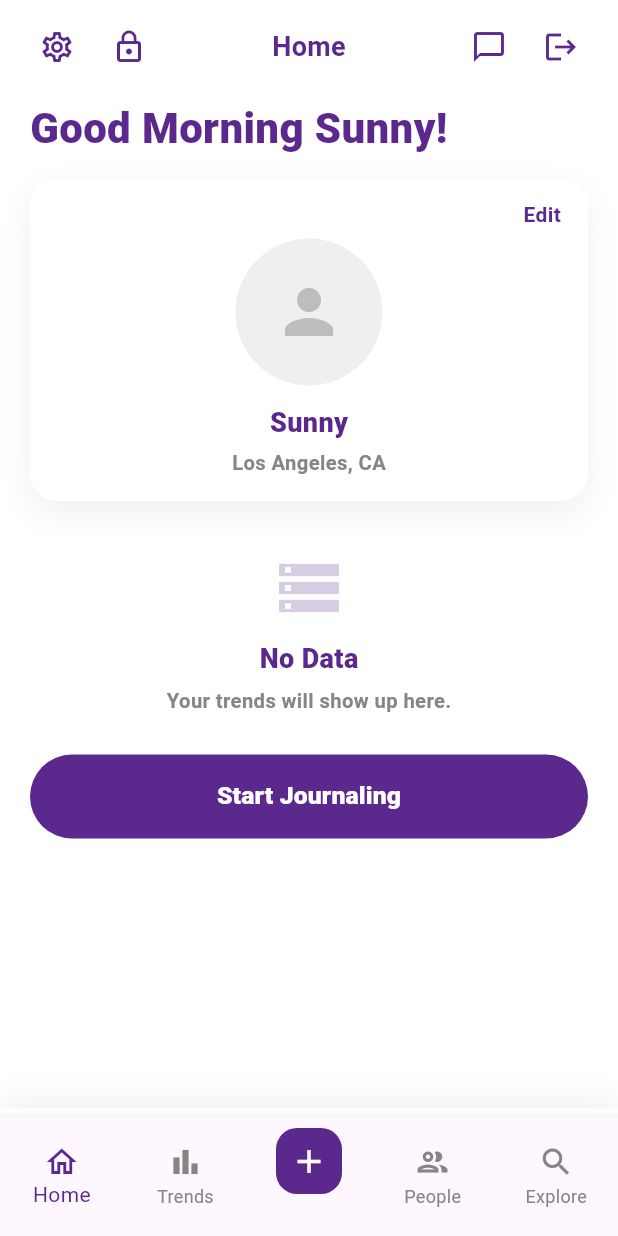
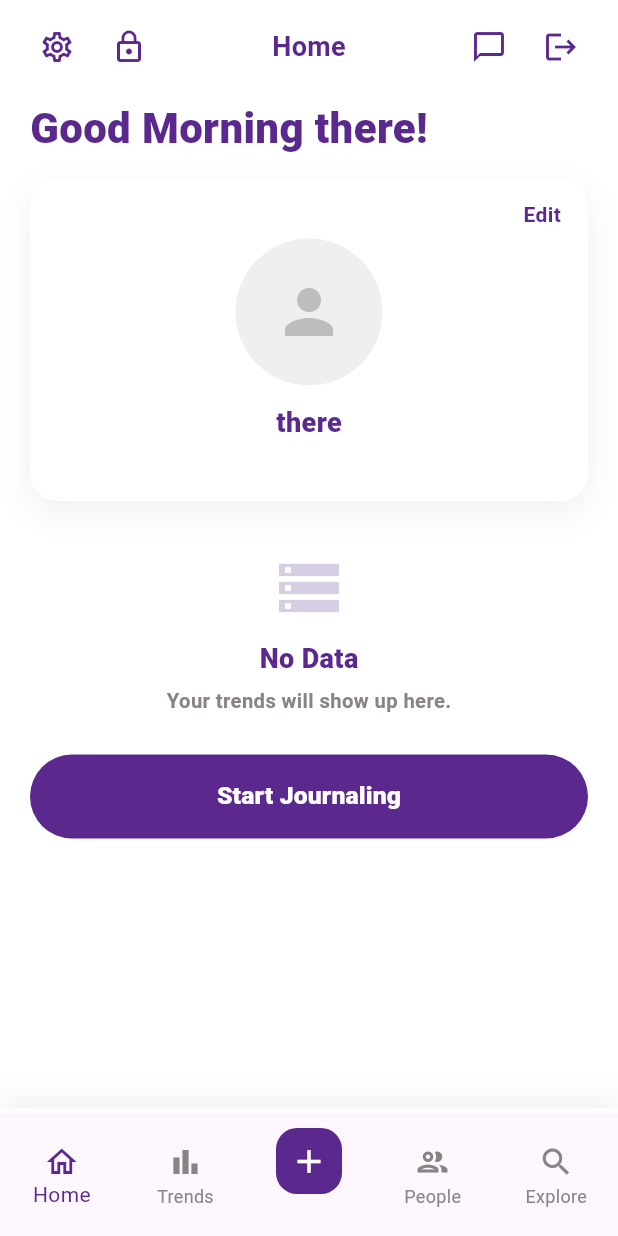
Before and after one commit to muud-ring/MuudHealth, a Flutter app: the AppShell screen opened by its route, on a phone screen of 412 x 824 dp. Run offline on Flutter 3.47's test engine with Material 3 defaults, Android fonts, the phone set to English and light mode, and no system bars; our stand-ins replace app_links, flutter_secure_storage, image_picker, jwt_decoder, socket_io_client; missing offline and left inert: flutter_appauth; accounts and stored records are empty; network calls fail; project files that could hold a hidden picture were left out.

Commit message:
Home page name

```diff
--- a/frontend/lib/screens/home/home_tab.dart
+++ b/frontend/lib/screens/home/home_tab.dart
@@ -1,5 +1,8 @@
 import 'package:flutter/material.dart';
+import 'package:jwt_decoder/jwt_decoder.dart';
+
 import '../../services/user_api.dart';
+import '../../services/token_storage.dart';
 
 class HomeTab extends StatefulWidget {
   const HomeTab({super.key});
@@ -12,16 +15,92 @@ class _HomeTabState extends State<HomeTab> {
   static const Color kPurple = Color(0xFF5B288E);
   static const Color kGreyText = Color(0xFF898384);
 
-  final String firstName = "Sunny";
-  final String location = "Los Angeles, CA";
+  String _displayName = "there";
+  String _location = "";
+  String? _avatarUrl;
 
-  String? _avatarUrl;
+  bool _loading = true;
   bool _avatarLoading = true;
+  String? _error;
 
   @override
   void initState() {
     super.initState();
-    _loadAvatar();
+    _loadAll();
+  }
+
+  bool _looksLikeUuid(String v) {
+    final s = v.trim();
+    if (s.isEmpty) return false;
+    // very common Cognito sub format: xxxxxxxx-xxxx-xxxx-xxxx-xxxxxxxxxxxx
+    return RegExp(
+      r'^[0-9a-fA-F]{8}-[0-9a-fA-F]{4}-[0-9a-fA-F]{4}-[0-9a-fA-F]{4}-[0-9a-fA-F]{12}$',
+    ).hasMatch(s);
+  }
+
+  String _pickDisplayNameFromClaims(Map<String, dynamic> c) {
+    String s(dynamic v) => (v ?? '').toString().trim();
+
+    final preferred = s(c['preferred_username']); // often your real username
+    final cognitoUsername = s(c['cognito:username']); // sometimes real username
+    final username = s(c['username']);
+    final name = s(c['name']);
+    final email = s(c['email']);
+    final sub = s(c['sub']);
+
+    final candidates = <String>[
+      preferred,
+      cognitoUsername,
+      username,
+      name,
+      email,
+    ];
+
+    for (final v in candidates) {
+      if (v.isNotEmpty && !_looksLikeUuid(v)) return v;
+    }
+
+    // last resort
+    return sub.isNotEmpty ? sub : "there";
+  }
+
+  Future<void> _loadAll() async {
+    setState(() {
+      _loading = true;
+      _error = null;
+    });
+
+    try {
+      // ✅ 1) Get display name directly from ID token
+      final idToken = await TokenStorage.getIdToken();
+      if (idToken != null && idToken.isNotEmpty) {
+        final claims = JwtDecoder.decode(idToken);
+        final nameFromToken = _pickDisplayNameFromClaims(claims);
+
+        if (mounted) {
+          setState(() => _displayName = nameFromToken);
+        }
+      }
+
+      // ✅ 2) Get location from backend (optional)
+      try {
+        final me = await UserApi.getMe();
+        final location = (me['location'] ?? '').toString().trim();
+        if (mounted) setState(() => _location = location);
+      } catch (_) {
+        // ignore profile errors for now; username still works from token
+      }
+
+      // ✅ 3) Load avatar
+      await _loadAvatar();
+    } catch (e) {
+      if (!mounted) return;
+      setState(() {
+        _error = e.toString().replaceFirst('Exception: ', '');
+      });
+    } finally {
+      if (mounted) setState(() => _loading = false);
+    }
   }
 
   Future<void> _loadAvatar() async {
@@ -31,7 +110,7 @@ class _HomeTabState extends State<HomeTab> {
       if (!mounted) return;
       setState(() => _avatarUrl = url);
     } catch (_) {
-      // ignore
+      // ignore avatar errors
     } finally {
       if (mounted) setState(() => _avatarLoading = false);
     }
@@ -42,7 +121,7 @@ class _HomeTabState extends State<HomeTab> {
     final avatarWidget = _buildAvatar();
 
     return RefreshIndicator(
-      onRefresh: _loadAvatar,
+      onRefresh: _loadAll,
       child: SingleChildScrollView(
         physics: const AlwaysScrollableScrollPhysics(),
         padding: const EdgeInsets.fromLTRB(20, 10, 20, 24),
@@ -50,7 +129,7 @@ class _HomeTabState extends State<HomeTab> {
           crossAxisAlignment: CrossAxisAlignment.start,
           children: [
             Text(
-              "Good Morning $firstName!",
+              "Good Morning $_displayName!",
               style: const TextStyle(
                 fontSize: 28,
                 height: 1.1,
@@ -59,6 +138,18 @@ class _HomeTabState extends State<HomeTab> {
               ),
             ),
             const SizedBox(height: 18),
+
+            if (_error != null)
+              Padding(
+                padding: const EdgeInsets.only(bottom: 12),
+                child: Text(
+                  _error!,
+                  style: const TextStyle(
+                    color: Colors.red,
+                    fontWeight: FontWeight.w700,
+                  ),
+                ),
+              ),
 
             // Profile card
             Container(
@@ -86,7 +177,7 @@ class _HomeTabState extends State<HomeTab> {
                           '/edit-profile',
                         );
                         if (updated == true) {
-                          await _loadAvatar();
+                          await _loadAll();
                         }
                       },
                       child: const Text(
@@ -102,8 +193,9 @@ class _HomeTabState extends State<HomeTab> {
                   const SizedBox(height: 6),
                   avatarWidget,
                   const SizedBox(height: 12),
+
                   Text(
-                    firstName,
+                    _displayName,
                     style: const TextStyle(
                       color: kPurple,
                       fontSize: 18,
@@ -111,8 +203,9 @@ class _HomeTabState extends State<HomeTab> {
                     ),
                   ),
                   const SizedBox(height: 4),
+
                   Text(
-                    location,
+                    _location.isNotEmpty ? _location : " ",
                     style: const TextStyle(
                       color: kGreyText,
                       fontSize: 13.5,
@@ -125,16 +218,24 @@ class _HomeTabState extends State<HomeTab> {
 
             const SizedBox(height: 34),
 
+            if (_loading)
+              const Center(
+                child: Padding(
+                  padding: EdgeInsets.only(top: 20),
+                  child: CircularProgressIndicator(),
+                ),
+              )
+            else
               Center(
                 child: Column(
-                children: [
-                  const Icon(
+                  children: const [
+                    Icon(
                       Icons.storage_outlined,
                       size: 48,
                       color: Color(0xFFD7CDE3),
                     ),
-                  const SizedBox(height: 10),
-                  const Text(
+                    SizedBox(height: 10),
+                    Text(
                       "No Data",
                       style: TextStyle(
                         color: kPurple,
@@ -142,10 +243,10 @@ class _HomeTabState extends State<HomeTab> {
                         fontWeight: FontWeight.w800,
                       ),
                     ),
-                  const SizedBox(height: 6),
+                    SizedBox(height: 6),
                     Text(
                       "Your trends will show up here.",
-                    style: const TextStyle(
+                      style: TextStyle(
                         color: kGreyText,
                         fontSize: 13.5,
                         fontWeight: FontWeight.w600,
--- a/frontend/lib/services/token_storage.dart
+++ b/frontend/lib/services/token_storage.dart
@@ -1,4 +1,5 @@
 import 'package:flutter_secure_storage/flutter_secure_storage.dart';
+import 'package:jwt_decoder/jwt_decoder.dart';
 
 class TokenStorage {
   static const _storage = FlutterSecureStorage();
@@ -7,41 +8,56 @@ class TokenStorage {
   static const _kAccess = 'accessToken';
   static const _kRefresh = 'refreshToken';
 
+  // ✅ store a user-friendly name we can show in UI
+  static const _kDisplayName = 'displayName';
+
   static Future<void> saveTokens({
     required String idToken,
     required String accessToken,
-    String? refreshToken, // ✅ nullable
+    String? refreshToken,
   }) async {
     await _storage.write(key: _kId, value: idToken);
     await _storage.write(key: _kAccess, value: accessToken);
 
-    // ✅ only save if present
     if (refreshToken != null && refreshToken.isNotEmpty) {
       await _storage.write(key: _kRefresh, value: refreshToken);
     }
+
+    // ✅ derive display name from idToken claims
+    try {
+      final claims = JwtDecoder.decode(idToken);
+
+      // These are common Cognito fields depending on your setup
+      final preferred = (claims['preferred_username'] ?? '').toString().trim();
+      final cognitoUsername = (claims['cognito:username'] ?? '')
+          .toString()
+          .trim();
+      final email = (claims['email'] ?? '').toString().trim();
+
+      final display = preferred.isNotEmpty
+          ? preferred
+          : (cognitoUsername.isNotEmpty ? cognitoUsername : email);
+
+      if (display.isNotEmpty) {
+        await _storage.write(key: _kDisplayName, value: display);
+      }
+    } catch (_) {
+      // ignore decode errors
+    }
   }
 
-  static Future<String?> getIdToken() {
-    return _storage.read(key: _kId);
-  }
+  static Future<String?> getIdToken() => _storage.read(key: _kId);
+  static Future<String?> getAccessToken() => _storage.read(key: _kAccess);
+  static Future<String?> getRefreshToken() => _storage.read(key: _kRefresh);
 
-  static Future<String?> getAccessToken() {
-    return _storage.read(key: _kAccess);
-  }
-
-  static Future<String?> getRefreshToken() {
-    return _storage.read(key: _kRefresh);
-  }
+  static Future<String?> getDisplayName() => _storage.read(key: _kDisplayName);
 
   static Future<void> clear() async {
     await _storage.delete(key: _kId);
     await _storage.delete(key: _kAccess);
     await _storage.delete(key: _kRefresh);
+    await _storage.delete(key: _kDisplayName);
   }
 
-  static Future<void> clearTokens() async {
-    await _storage.delete(key: _kId);
-    await _storage.delete(key: _kAccess);
-    await _storage.delete(key: _kRefresh);
-  }
+  static Future<void> clearTokens() => clear();
 }
--- a/frontend/pubspec.yaml
+++ b/frontend/pubspec.yaml
@@ -39,6 +39,7 @@ dependencies:
   url_launcher: ^6.2.6
   image_picker: ^1.1.2
   socket_io_client: ^2.0.3+1
+  jwt_decoder: ^2.0.1
 
   # The following adds the Cupertino Icons font to your application.
   # Use with the CupertinoIcons class for iOS style icons.
```
Also changed, not shown: frontend/pubspec.lock. Lines whose indentation alone changed are shown as unchanged.
